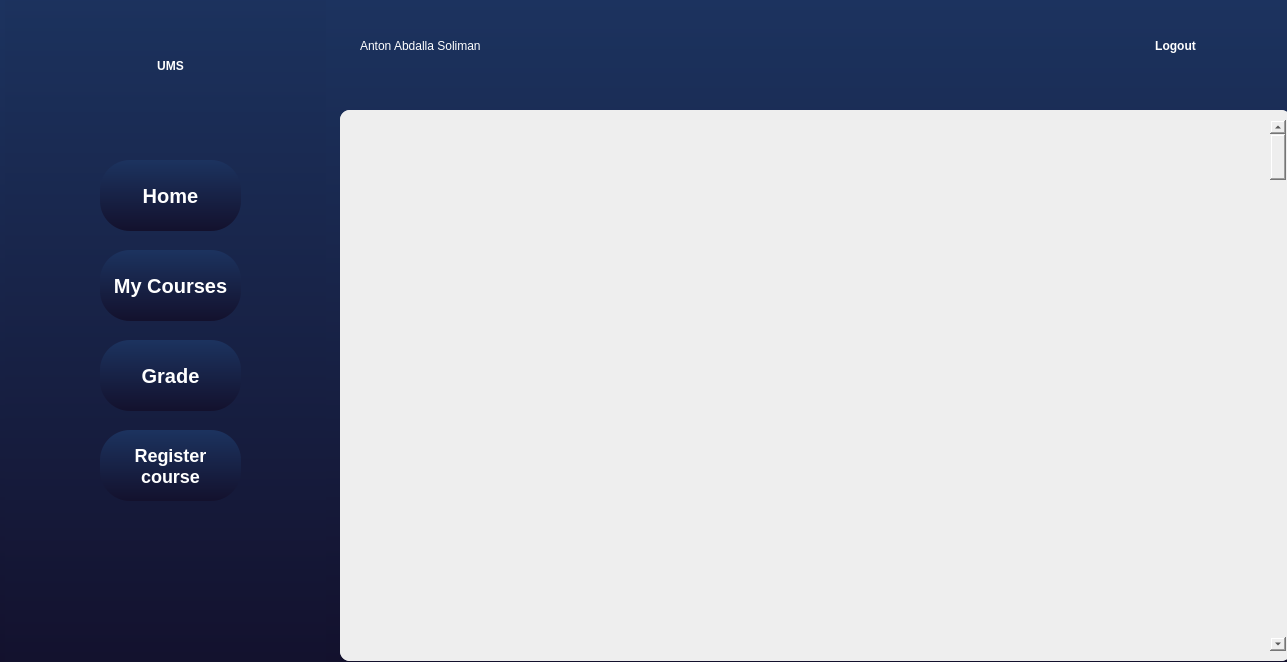
Qt form Qt/adminpage.ui (KerollosRady/University-mangament-system) before a commit.
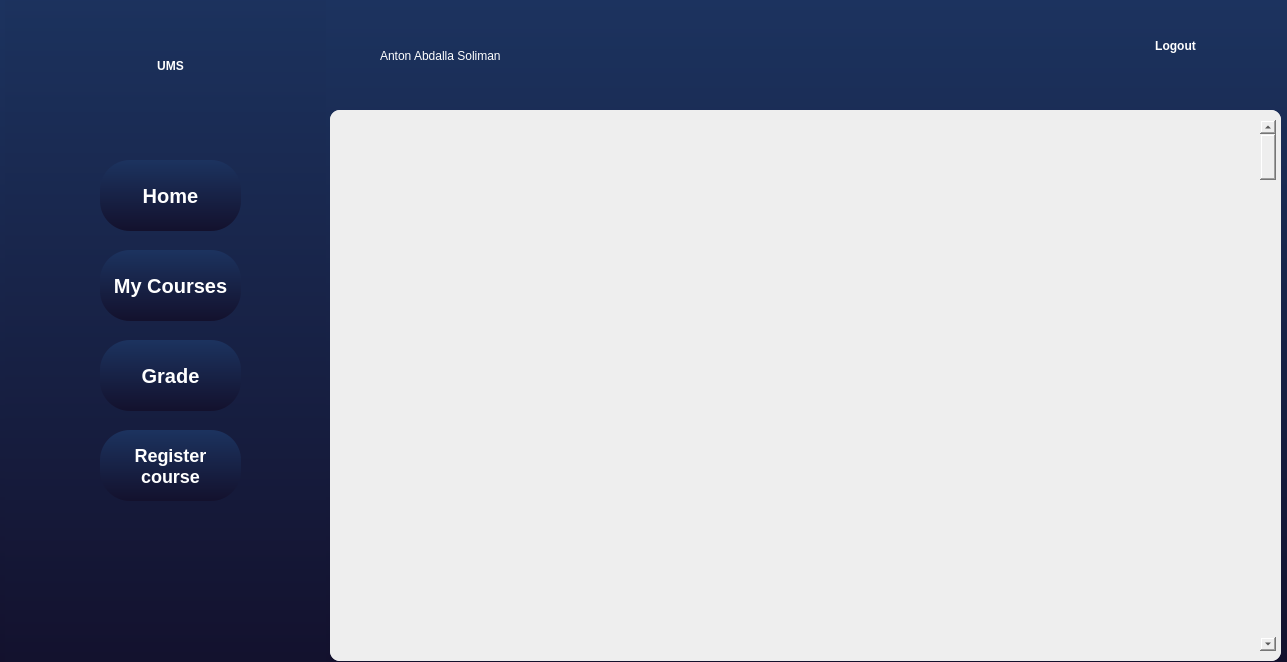
The same form after that commit.

What changed in the file:
```diff
--- a/Qt/adminpage.ui
+++ b/Qt/adminpage.ui
@@ -20,7 +20,7 @@
   <widget class="QScrollArea" name="scrollArea">
    <property name="geometry">
     <rect>
-     <x>340</x>
+     <x>330</x>
      <y>110</y>
      <width>951</width>
      <height>551</height>
@@ -166,8 +166,8 @@
   <widget class="QLabel" name="name">
    <property name="geometry">
     <rect>
-     <x>360</x>
-     <y>30</y>
+     <x>380</x>
+     <y>40</y>
      <width>321</width>
      <height>31</height>
     </rect>
```
